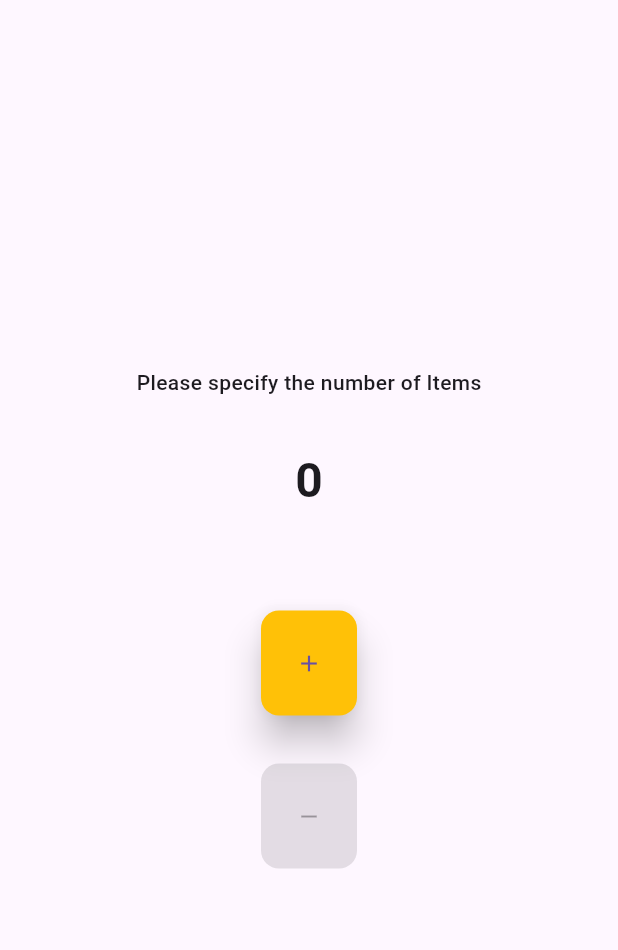
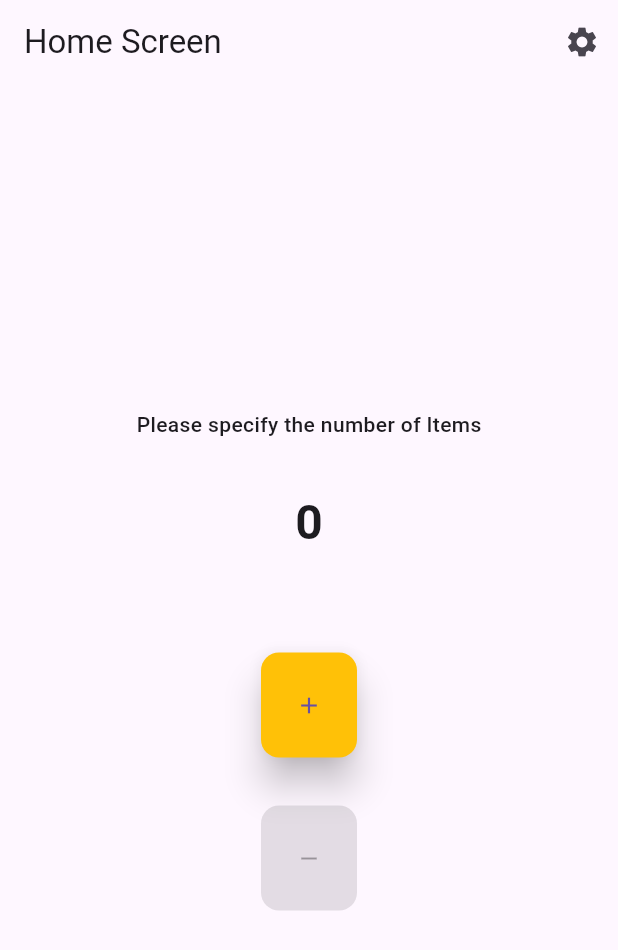
Before and after one commit to bhawesh2002/theme_explorer, a Flutter app: the screen it shows after launch, on a phone screen of 412 x 824 dp. Shown: the top 950 px of the screen. Run offline on Flutter 3.47's test engine with Material 3 defaults, Android fonts, the light colour scheme and no system bars.

Commit message:
chore: Add settings screen to home screen AppBar

```diff
--- a/lib/screens/home_screen.dart
+++ b/lib/screens/home_screen.dart
@@ -2,6 +2,7 @@ import 'package:flutter/material.dart';
 import 'package:provider/provider.dart';
 import 'package:theme_explorer/providers/items_provider.dart';
 import 'package:theme_explorer/screens/second_screen.dart';
+import 'package:theme_explorer/screens/settings_screen.dart';
 
 class HomeScreen extends StatelessWidget {
   const HomeScreen({super.key});
@@ -10,6 +11,19 @@ class HomeScreen extends StatelessWidget {
   Widget build(BuildContext context) {
     final itemsProvider = Provider.of<ItemsProvider>(context);
     return Scaffold(
+      appBar: AppBar(
+        title: const Text("Home Screen"),
+        actions: [
+          IconButton(
+              onPressed: () {
+                Navigator.of(context)
+                    .push(MaterialPageRoute(builder: (context) {
+                  return const SettingsScreen();
+                }));
+              },
+              icon: const Icon(Icons.settings))
+        ],
+      ),
       floatingActionButton: context.read<ItemsProvider>().items > 0
           ? FloatingActionButton(
               onPressed: () {
```
